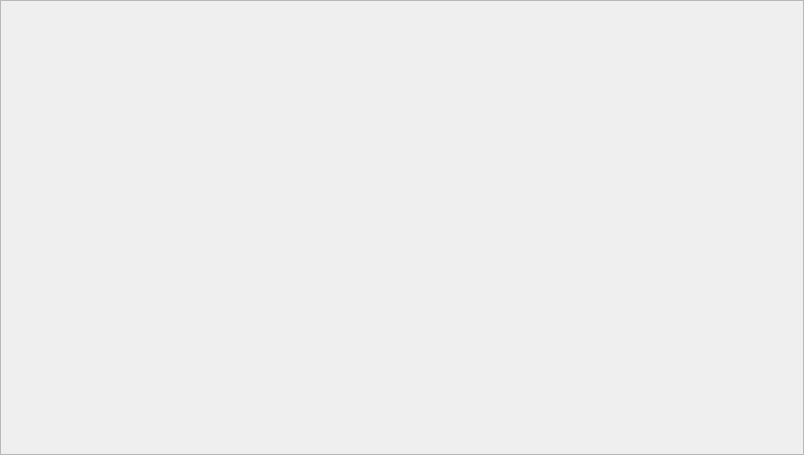
Old version of the form Qt-Playground/QXListViewWithSection/mainwindow.ui in the repository frinkr/FontViewer.
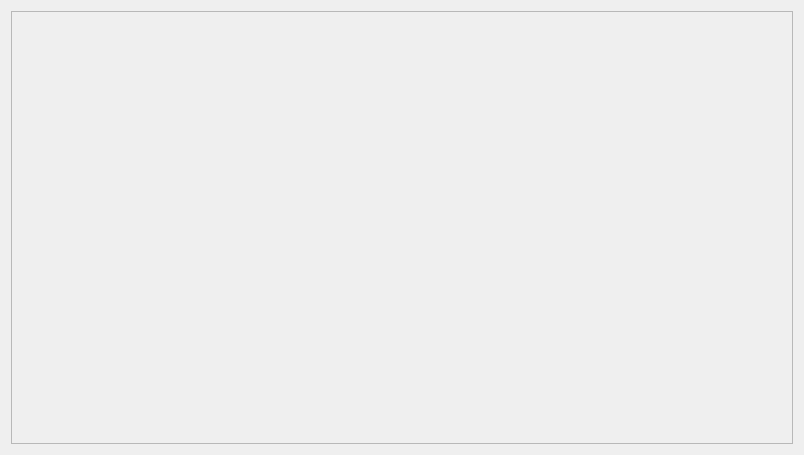
New version of the form. Custom widgets are drawn as their Qt base class.

Commit message: QXListView: configurable

```diff
--- a/Qt-Playground/QXListViewWithSection/mainwindow.ui
+++ b/Qt-Playground/QXListViewWithSection/mainwindow.ui
@@ -15,18 +15,6 @@
   </property>
   <widget class="QWidget" name="centralWidget">
    <layout class="QHBoxLayout" name="horizontalLayout">
-    <property name="leftMargin">
-     <number>0</number>
-    </property>
-    <property name="topMargin">
-     <number>0</number>
-    </property>
-    <property name="rightMargin">
-     <number>0</number>
-    </property>
-    <property name="bottomMargin">
-     <number>0</number>
-    </property>
     <item>
      <widget class="QXListView" name="scrollArea">
       <property name="widgetResizable">
```
The commit also changes 2 other files.
